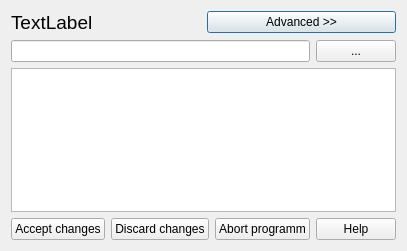
Before: the Qt Designer form src/Gui/DlgRunExternal.ui in berndhahnebach/All_FreeCAD, drawn with Qt 5.
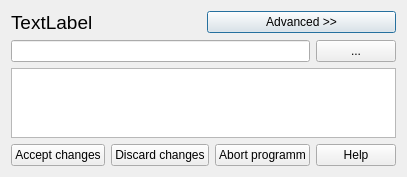
After: the same form once the commit is applied.

Commit message: + add robot simulation class + fixes in DlgRunExternal + DlgEditFileIncludePropertyExternal dialog added

Diff of the .ui file:
```diff
--- a/src/Gui/DlgRunExternal.ui
+++ b/src/Gui/DlgRunExternal.ui
@@ -7,9 +7,15 @@
     <x>0</x>
     <y>0</y>
     <width>400</width>
-    <height>251</height>
+    <height>176</height>
    </rect>
   </property>
+  <property name="sizePolicy">
+   <sizepolicy hsizetype="Preferred" vsizetype="MinimumExpanding">
+    <horstretch>0</horstretch>
+    <verstretch>0</verstretch>
+   </sizepolicy>
+  </property>
   <property name="windowTitle">
    <string>Runing external programm...</string>
   </property>
```
The commit also changes 8 other files.
